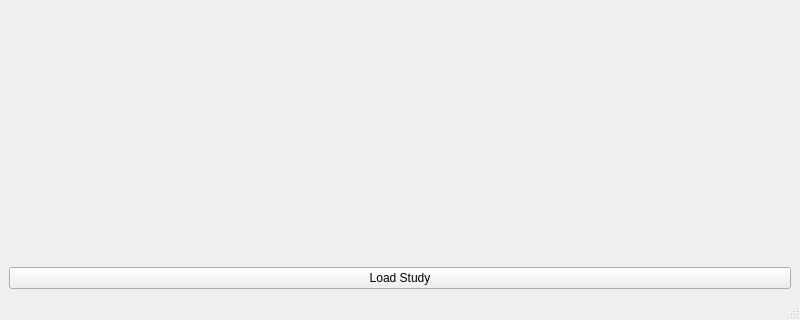
Houlbny/MIVR, file ui/MainWindow.ui: the form before one commit; both pictures show x 0 to 800 and y 280 to 600 of the 800 by 600 pixel window.
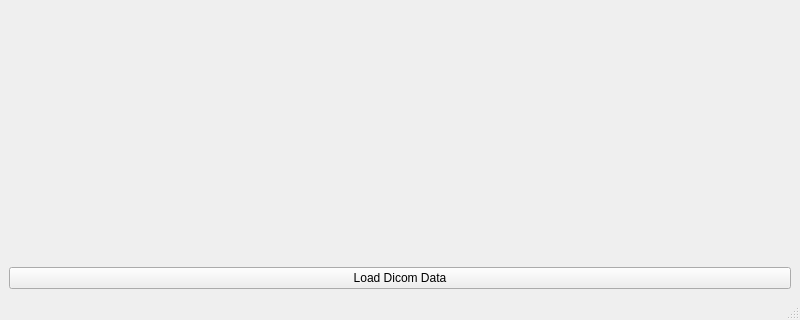
The form after the commit.

Commit message: 实现文件列表显示 界面优化

Diff of the .ui file:
```diff
--- a/ui/MainWindow.ui
+++ b/ui/MainWindow.ui
@@ -25,7 +25,7 @@
       <item>
        <widget class="QPushButton" name="loadStudyBtn">
         <property name="text">
-         <string>Load Study</string>
+         <string>Load Dicom Data</string>
         </property>
         <property name="flat">
          <bool>false</bool>
```
Left out of the diff: 2 changed lines with no effect on the pictures. The commit also changes 6 other files.
